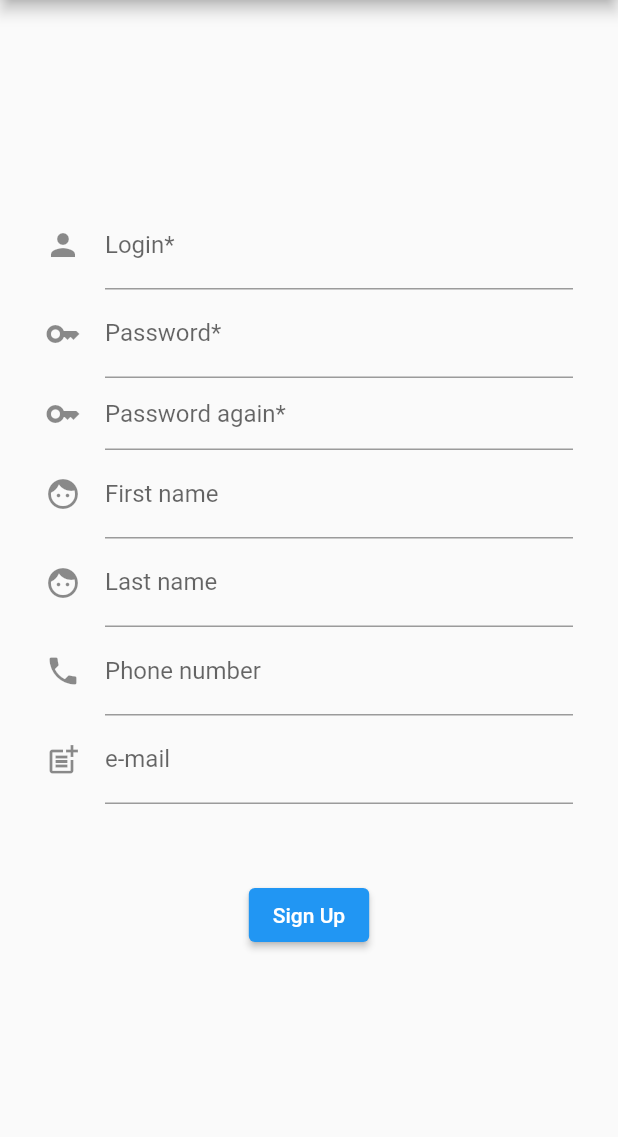
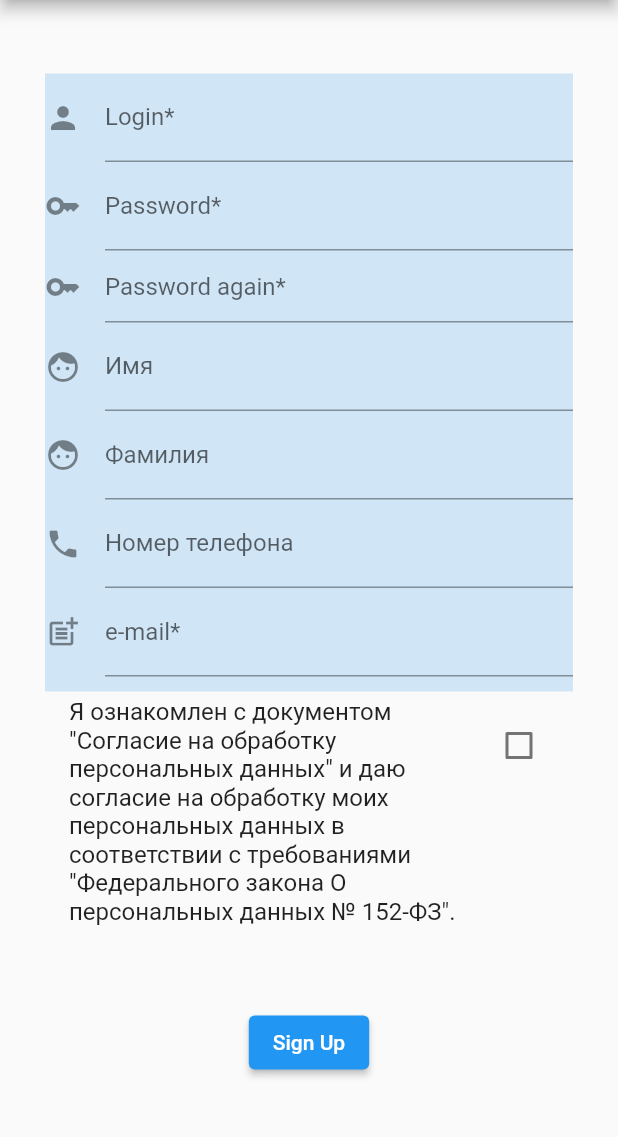
Before and after one commit to ViktoriyaLu/flutter_9_1, a Flutter app: the SignUpPage screen opened by its route, on a phone screen of 412 x 824 dp, the part 84-1221 px from its top. Run offline on Flutter 3.47's test engine with Material 2 defaults, Android fonts, the phone set to English and light mode, and no system bars; our stand-ins replace shared_preferences; accounts and stored records are empty.

Commit message:
20/11/22 changes

```diff
--- a/lib/home_page.dart
+++ b/lib/home_page.dart
@@ -61,7 +61,7 @@ class _HomePageState extends State<HomePage> {
         )),
         child: Column(
           children: [
-            Image.asset('assets/images/Rose.jpeg'),
+            Image.asset('assets/images/Blonde.png'),
             const SizedBox(
               height: 50,
             ),
--- a/lib/sign_up_page.dart
+++ b/lib/sign_up_page.dart
@@ -10,12 +10,21 @@ class SignUpPage extends StatefulWidget {
 
 class _SignUpPageState extends State<SignUpPage> {
   final loginController = TextEditingController();
+  final emailController = TextEditingController();
+  final passwordController = TextEditingController();
+  final passwordAgainController = TextEditingController();
+  final CredentialsStore _credentialsStore = CredentialsStore();
+  bool _agreement = false;
 
-  final passwordController = TextEditingController();
-
-  final passwordAgainController = TextEditingController();
-
-  final CredentialsStore _credentialsStore = CredentialsStore();
+  @override
+  void dispose() {
+    // !!! ubivaem controllers - chtob ne tratit pamyat
+    loginController.dispose();
+    emailController.dispose();
+    passwordController.dispose();
+    passwordAgainController.dispose();
+    super.dispose();
+  }
 
   @override
   Widget build(BuildContext context) {
@@ -36,10 +45,16 @@ class _SignUpPageState extends State<SignUpPage> {
           ),
         ),
       ),
-      body: Container(
+      body: Padding(
         padding: const EdgeInsets.all(30),
         child: Column(
           mainAxisAlignment: MainAxisAlignment.center,
+          children: [
+            Container(
+              decoration: BoxDecoration(
+                color: Color.fromARGB(255, 208, 229, 245),
+              ),
+              child: Column(
                 children: [
                   TextField(
                     controller: loginController,
@@ -58,20 +73,34 @@ class _SignUpPageState extends State<SignUpPage> {
                   ),
                   const TextField(
                     decoration: InputDecoration(
-                  icon: Icon(Icons.face), labelText: 'First name'),
+                        icon: Icon(Icons.face), labelText: 'Имя'),
                   ),
                   const TextField(
                     decoration: InputDecoration(
-                  icon: Icon(Icons.face), labelText: 'Last name'),
+                        icon: Icon(Icons.face), labelText: 'Фамилия'),
                   ),
                   const TextField(
                     decoration: InputDecoration(
-                  icon: Icon(Icons.phone), labelText: 'Phone number'),
+                        icon: Icon(Icons.phone), labelText: 'Номер телефона'),
                   ),
-            const TextField(
-              decoration: InputDecoration(
-                  icon: Icon(Icons.post_add), labelText: 'e-mail'),
+                  TextField(
+                    controller: emailController,
+                    decoration: const InputDecoration(
+                        icon: Icon(Icons.post_add), labelText: 'e-mail*'),
                   ),
+                  const SizedBox(height: 10.0),
+                ],
+              ),
+            ),
+
+            CheckboxListTile(
+                value: _agreement,
+                title: const Text(
+                  'Я ознакомлен с документом "Согласие на обработку персональных данных" и даю согласие на обработку моих персональных данных в соответствии с требованиями "Федерального закона О персональных данных № 152-ФЗ".',
+                ),
+                onChanged: (bool? value) =>
+                    setState(() => _agreement = value!)),
+
             // TextFormField(validator: (value) {
             //   if (value!.isEmpty) return 'Пожалуйста введите свой E-mail';
             //   if (!value.contains('@') || !value.contains('.'))
@@ -86,12 +115,53 @@ class _SignUpPageState extends State<SignUpPage> {
                 final password = passwordController.text;
                 final passwordAgain = passwordAgainController.text;
 
-                if (password != passwordAgain) {
+                if (login.isEmpty) {
+                  ScaffoldMessenger.of(context).showSnackBar(
+                    const SnackBar(
+                      backgroundColor: Colors.redAccent,
+                      content: Text(
+                        'Login required !',
+                      ),
+                    ),
+                  );
+                  return;
+                } else if (password.isEmpty) {
+                  ScaffoldMessenger.of(context).showSnackBar(
+                    const SnackBar(
+                      backgroundColor: Colors.redAccent,
+                      content: Text(
+                        'Password required!',
+                      ),
+                    ),
+                  );
+                  return;
+                } else if (password != passwordAgain) {
                   ScaffoldMessenger.of(context).showSnackBar(
                     const SnackBar(
                       backgroundColor: Colors.redAccent,
                       content: Text(
                         'Пароли не совпадают!',
+                      ),
+                    ),
+                  );
+                  return;
+                } else if (!emailController.text.contains('@') ||
+                    !emailController.text.contains('.')) {
+                  ScaffoldMessenger.of(context).showSnackBar(
+                    const SnackBar(
+                      backgroundColor: Colors.redAccent,
+                      content: Text(
+                        'Пожалуйста введите корректный e-mail',
+                      ),
+                    ),
+                  );
+                  return;
+                } else if (!_agreement) {
+                  ScaffoldMessenger.of(context).showSnackBar(
+                    const SnackBar(
+                      backgroundColor: Colors.redAccent,
+                      content: Text(
+                        'Примите согласие!',
                       ),
                     ),
                   );
--- a/pubspec.yaml
+++ b/pubspec.yaml
@@ -66,6 +66,9 @@ flutter:
    - assets/images/Puh.png
    - assets/images/Cat.png
    - assets/images/Rose.jpeg
+   - assets/images/Chiken.png
+   - assets/images/Dove.png
+   - assets/images/Blonde.png
 
   #   - images/a_dot_ham.jpeg
 
```
Also changed, not shown: assets/images/Blonde.png (added), assets/images/Chiken.png (added), assets/images/Dove.png (added), 3 other files. Lines whose indentation alone changed are shown as unchanged.
